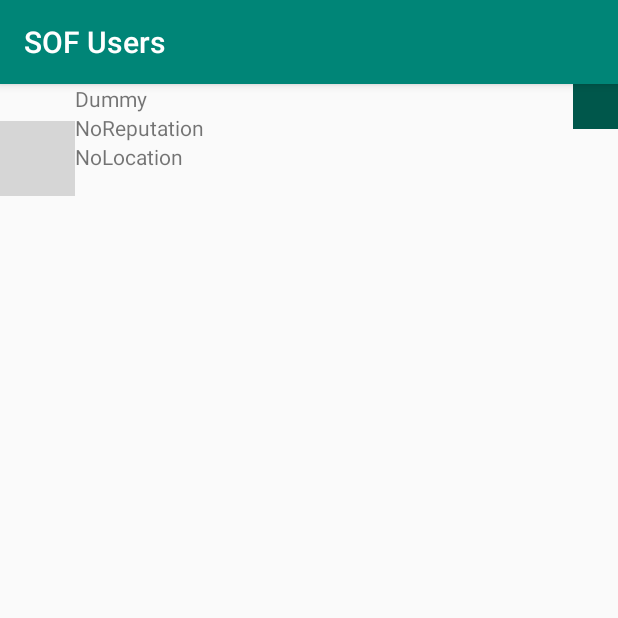
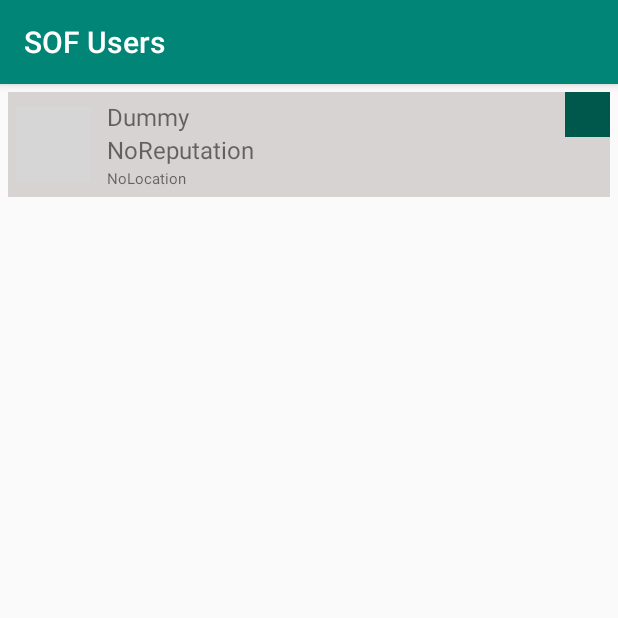
Before and after one commit to phamngoc285/StackOverFlowUsers, an Android app: the screen it shows after launch (ReputationActivity), after a tap on "Dummy", on a phone screen of 412 x 824 dp, the top half of it. Run offline under Robolectric (Android 15) with nearby library versions, the phone set to English and light mode, and no system bars; our stand-ins replace Picasso; pictures from the network do not load; 2 statements that could not run were skipped; grey boxes are pictures that could not be loaded.

Commit message:
add sqlite and save bookmark

```diff
--- a/app/src/main/AndroidManifest.xml
+++ b/app/src/main/AndroidManifest.xml
@@ -3,6 +3,7 @@
     package="com.phamngoc.sofusers">
 
     <uses-permission android:name="android.permission.INTERNET" />
+    <uses-permission android:name="android.permission.WRITE_EXTERNAL_STORAGE" />
 
     <application
         android:allowBackup="true"
--- /dev/null
+++ b/app/src/main/java/com/phamngoc/sofusers/Helpers/DBHelper.java
@@ -0,0 +1,110 @@
+package com.phamngoc.sofusers.Helpers;
+
+import android.content.Context;
+import android.database.Cursor;
+import android.database.sqlite.SQLiteDatabase;
+import android.database.sqlite.SQLiteOpenHelper;
+
+import com.phamngoc.sofusers.Model.User;
+
+import java.util.ArrayList;
+import java.util.List;
+
+public class DBHelper extends SQLiteOpenHelper {
+    private static final String DATABASE_NAME = "SOFUsers.db";
+    private static final String TABLE_BOOKMARKEDUSERS = "BookmarkedUsers";
+    private static final String ID = "id";
+    private static final String NAME = "name";
+    private static final String AVATAR = "avatar";
+    private static final String REPUTATION = "reputation";
+    private static final String LOCATION = "location";
+    private static final String LASTACCESSDATE = "lastAccessDate";
+    private static final int DATABASE_VERSION = 1;
+
+    public DBHelper(Context context) {
+        super(context, DATABASE_NAME, null, DATABASE_VERSION);
+    }
+
+    @Override
+    public void onCreate(SQLiteDatabase db) {
+        String queryCreateTable = "CREATE TABLE " + TABLE_BOOKMARKEDUSERS + " ( " +
+                ID + " VARCHAR PRIMARY KEY, " +
+                NAME + " TEXT, " +
+                AVATAR + " TEXT, " +
+                REPUTATION + " INTEGER," +
+                LOCATION + " TEXT, " +
+                LASTACCESSDATE + " INTEGER DEFAULT (0)" +
+                ")";
+
+        db.execSQL(queryCreateTable);
+    }
+
+    @Override
+    public void onUpgrade(SQLiteDatabase db, int oldVersion, int newVersion) {
+
+    }
+
+    public void BookMarkUser(User user){
+        SQLiteDatabase db = getReadableDatabase();
+        String queryInsertOrUpdate = "INSERT OR REPLACE INTO " + TABLE_BOOKMARKEDUSERS + " ( " +
+                ID +", " + NAME +", " + AVATAR +", " +REPUTATION +", " + LOCATION +", " + LASTACCESSDATE +" ) " +
+                "VALUES (?, ?, ?, ?, ?, ?)";
+        db.execSQL(queryInsertOrUpdate, new String[]{user.id, user.name, user.avatar, user.reputation == null? "":String.valueOf(user.reputation), user.location, String.valueOf(user.lastAccessDate)});
+    }
+
+    public List<User> GetAllBookmarked(){
+
+        List<User> users = new ArrayList<>();
+
+        SQLiteDatabase db = getReadableDatabase();
+        Cursor cursor = db.rawQuery("SELECT " + ID +", " + NAME +", " + AVATAR +", " +REPUTATION +", " + LOCATION +", " + LASTACCESSDATE + " from " + TABLE_BOOKMARKEDUSERS, null);
+
+        cursor.moveToFirst();
+        if(cursor.getCount() > 0){
+            while (true) {
+                String id = cursor.getString(0);
+                String name = cursor.getString(1);
+                String avatar = cursor.getString(2);
+                Double reputation = cursor.getDouble(3);
+                String location = cursor.getString(4);
+                Double lastAccessDate = cursor.getDouble(3);
+
+                users.add(new User(id, name, avatar, reputation, location, lastAccessDate, true));
+
+                if(cursor.isLast()){
+                    break;
+                }
+                cursor.moveToNext();
+            }
+        }
+        cursor.close();
+
+        return users;
+    }
+
+    public List<String> GetAllBookmarkedUserIDs(){
+
+        List<String> ids = new ArrayList<>();
+
+        SQLiteDatabase db = getReadableDatabase();
+        Cursor cursor = db.rawQuery("SELECT " + ID + " from " + TABLE_BOOKMARKEDUSERS, null);
+
+        cursor.moveToFirst();
+        if(cursor.getCount() > 0){
+            while (true) {
+                String id = cursor.getString(0);
+
+                ids.add(id);
+
+                if(cursor.isLast()){
+                    break;
+                }
+                cursor.moveToNext();
+            }
+        }
+        cursor.close();
+
+        return ids;
+    }
+
+}
--- a/app/src/main/java/com/phamngoc/sofusers/MainActivity.java
+++ b/app/src/main/java/com/phamngoc/sofusers/MainActivity.java
@@ -6,12 +6,15 @@ import androidx.recyclerview.widget.RecyclerView;
 import androidx.swiperefreshlayout.widget.SwipeRefreshLayout;
 
 import android.content.Intent;
+import android.icu.text.CaseMap;
 import android.os.Bundle;
 import android.view.View;
+import android.widget.Button;
 import android.widget.Toast;
 
 import com.phamngoc.sofusers.Adapters.UserAdapter;
 import com.phamngoc.sofusers.Constants.Parameters;
+import com.phamngoc.sofusers.Helpers.DBHelper;
 import com.phamngoc.sofusers.Services.RetrofitClientServices;
 import com.phamngoc.sofusers.Services.RetrofitClientInstance;
 import com.phamngoc.sofusers.Listeners.ItemListener;
@@ -33,9 +36,13 @@ import static com.phamngoc.sofusers.Listeners.PaginationListener.PAGE_START;
 public class MainActivity extends AppCompatActivity implements SwipeRefreshLayout.OnRefreshListener , ItemListener {
 
     RecyclerView mUserList;
+    Button mAllBookmaredButton;
     UserAdapter mUserAdapter;
     SwipeRefreshLayout swipeRefresh;
     List<User> users;
+    List<String> bookmarkedIds;
+
+    DBHelper dbHelper;
 
     private int currentPage = PAGE_START;
     private boolean isLastPage = false;
@@ -47,10 +54,23 @@ public class MainActivity extends AppCompatActivity implements SwipeRefreshLayou
         super.onCreate(savedInstanceState);
         setContentView(R.layout.activity_main);
 
+        mAllBookmaredButton = findViewById(R.id.allBookmarkedButton);
+        mAllBookmaredButton.setOnClickListener(new View.OnClickListener() {
+            @Override
+            public void onClick(View v) {
+                if(currentPage != PAGE_START && !isLastPage) mUserAdapter.removeLoading();
+                mUserAdapter.clear();
+                List<User> bookmarkedusers = dbHelper.GetAllBookmarked();
+                users.addAll(bookmarkedusers);
+            }
+        });
+
         mUserList = findViewById(R.id.user_list);
         swipeRefresh = findViewById(R.id.swipeRefresh);
         swipeRefresh.setOnRefreshListener(this);
 
+        dbHelper = new DBHelper(this);
+        bookmarkedIds = dbHelper.GetAllBookmarkedUserIDs();
         users = new ArrayList<>();
         GetUsers();
 
@@ -90,8 +110,13 @@ public class MainActivity extends AppCompatActivity implements SwipeRefreshLayou
             @Override
             public void onResponse(Call<GetUserListResponse> call, Response<GetUserListResponse> response) {
                 swipeRefresh.setRefreshing(false);
-                if (currentPage != PAGE_START) mUserAdapter.removeLoading();
+                if (currentPage != PAGE_START && !isLastPage) mUserAdapter.removeLoading();
                 GetUserListResponse result = response.body();
+                for (User user: result.Users) {
+                    if(IsUserBookmared(user)){
+                        user.isBookmarked = true;
+                    }
+                }
                 users.addAll(result.Users);
                 currentPage++;
                 if(result.HasMore){
@@ -114,13 +139,21 @@ public class MainActivity extends AppCompatActivity implements SwipeRefreshLayou
 
                 List<User> items = new ArrayList<>();
                 for(int i =0; i <5; i++){
-                    items.add(new User("Dummy", "https://www.gravatar.com/avatar/24780fb6df85a943c7aea0402c843737?s=128&d=identicon&r=PG", "", "", "" ));
+                    items.add(new User("Dummy", "https://www.gravatar.com/avatar/24780fb6df85a943c7aea0402c843737?s=128&d=identicon&r=PG", Double.valueOf("0"), "", Double.valueOf("0") ));
                 }
 
                 users.addAll(items);
                 mUserAdapter.notifyDataSetChanged();
             }
         });
+    }
+
+    private boolean IsUserBookmared(User user){
+        if(bookmarkedIds.contains(user.id))
+        {
+            return true;
+        }
+        return false;
     }
 
     @Override
@@ -149,5 +182,6 @@ public class MainActivity extends AppCompatActivity implements SwipeRefreshLayou
     @Override
     public void onItemBookMarked(View view, int position) {
         Toast.makeText(this, "Item book marked", Toast.LENGTH_LONG).show();
+        dbHelper.BookMarkUser(users.get(position));
     }
 }
--- a/app/src/main/java/com/phamngoc/sofusers/Model/User.java
+++ b/app/src/main/java/com/phamngoc/sofusers/Model/User.java
@@ -10,21 +10,43 @@ public class User {
     @SerializedName("profile_image")
     public String avatar;
     @SerializedName("reputation")
-    public String reputation;
+    public Double reputation;
     @SerializedName("location")
     public String location;
     @SerializedName("last_access_date")
-    public String lastAccessDate;
+    public Double lastAccessDate;
+
+    public boolean isBookmarked;
+
 
     public User(){
 
     }
 
-    public User(String name, String avatar, String reputation, String location, String lastAccessDate) {
+    public User(String id, String name, String avatar, Double reputation, String location, Double lastAccessDate) {
+        this.id = id;
         this.name = name;
         this.avatar = avatar;
         this.reputation = reputation;
         this.location = location;
         this.lastAccessDate = lastAccessDate;
     }
+
+    public User(String name, String avatar, Double reputation, String location, Double lastAccessDate) {
+        this.name = name;
+        this.avatar = avatar;
+        this.reputation = reputation;
+        this.location = location;
+        this.lastAccessDate = lastAccessDate;
+    }
+
+    public User(String id, String name, String avatar, Double reputation, String location, Double lastAccessDate, boolean isBookmarked) {
+        this.id = id;
+        this.name = name;
+        this.avatar = avatar;
+        this.reputation = reputation;
+        this.location = location;
+        this.lastAccessDate = lastAccessDate;
+        this.isBookmarked = isBookmarked;
+    }
 }
--- a/app/src/main/java/com/phamngoc/sofusers/ReputationActivity.java
+++ b/app/src/main/java/com/phamngoc/sofusers/ReputationActivity.java
@@ -148,7 +148,7 @@ public class ReputationActivity extends AppCompatActivity {
 
                 List<User> items = new ArrayList<>();
                 for(int i =0; i <5; i++){
-                    items.add(new User("Dummy", "https://www.gravatar.com/avatar/24780fb6df85a943c7aea0402c843737?s=128&d=identicon&r=PG", "", "", "" ));
+                    items.add(new User("Dummy", "https://www.gravatar.com/avatar/24780fb6df85a943c7aea0402c843737?s=128&d=identicon&r=PG", Double.valueOf("0"), "", Double.valueOf("0")));
                 }
 
                 //users.addAll(items);
--- a/app/src/main/java/com/phamngoc/sofusers/ViewHolders/UserViewHolder.java
+++ b/app/src/main/java/com/phamngoc/sofusers/ViewHolders/UserViewHolder.java
@@ -1,6 +1,7 @@
 package com.phamngoc.sofusers.ViewHolders;
 
 import android.content.Context;
+import android.graphics.Color;
 import android.graphics.drawable.Drawable;
 import android.net.Uri;
 import android.view.View;
@@ -64,8 +65,8 @@ public class UserViewHolder extends BaseViewHolder {
             userName.setText(user.name);
         }
 
-        if(user.reputation != null && !user.reputation.isEmpty()){
-            reputation.setText(user.reputation);
+        if(user.reputation != null){
+            reputation.setText(String.valueOf(user.reputation));
         }
 
         if(user.location != null && !user.location.isEmpty()){
@@ -77,5 +78,13 @@ public class UserViewHolder extends BaseViewHolder {
             Picasso.with(context).load(user.avatar).into(avatar);
         }
 
+        if(user.isBookmarked){
+            bookmark.setBackgroundColor(Color.YELLOW);
+        }
+        else{
+            bookmark.setBackgroundColor(Color.GRAY);
+        }
+
+
     }
 }
--- a/app/src/main/res/layout/user_cell.xml
+++ b/app/src/main/res/layout/user_cell.xml
@@ -1,47 +1,63 @@
 <?xml version="1.0" encoding="utf-8"?>
 <LinearLayout xmlns:android="http://schemas.android.com/apk/res/android"
-    xmlns:tools="http://schemas.android.com/tools"
     android:layout_width="match_parent"
     android:layout_height="@dimen/user_list_cell_height"
-    android:orientation="horizontal">
-
+    android:orientation="horizontal"
+    android:background="@color/cell_bg_color"
+    android:layout_margin="@dimen/small_margin">
     <ImageView
         android:id="@+id/avatar"
         android:layout_width="@dimen/user_avatar_width"
         android:layout_height="@dimen/user_avatar_height"
         android:src="@mipmap/ic_launcher_round"
         android:layout_gravity="center_vertical"
-        tools:ignore="InvalidId" />
+        android:layout_margin="@dimen/small_margin"/>
 
     <LinearLayout
         android:layout_width="wrap_content"
         android:layout_height="match_parent"
         android:layout_weight="1"
+        android:layout_margin="@dimen/small_margin"
         android:orientation="vertical">
         <TextView
             android:id="@+id/username"
             android:layout_width="match_parent"
             android:layout_height="wrap_content"
+            android:textSize="@dimen/big_font"
             android:text="NONAME"/>
 
         <TextView
             android:id="@+id/reputation"
             android:layout_width="match_parent"
             android:layout_height="wrap_content"
+            android:textSize="@dimen/medium_font"
             android:text="NoReputation"/>
 
-        <TextView
-            android:id="@+id/location"
-            android:layout_width="match_parent"
-            android:layout_height="wrap_content"
-            android:text="NoLocation"/>
+        <LinearLayout
+            android:layout_width="wrap_content"
+            android:layout_height="match_parent"
+            android:orientation="horizontal">
+
+            <TextView
+                android:id="@+id/location"
+                android:layout_width="wrap_content"
+                android:layout_height="wrap_content"
+                android:layout_gravity="bottom"
+                android:gravity="bottom"
+                android:textSize="@dimen/xsmall_font"
+                android:text="NoLocation"/>
+
+
     </LinearLayout>
 
+
+
+    </LinearLayout>
     <ImageView
         android:id="@+id/bookmark"
         android:layout_width="30dp"
         android:layout_height="30dp"
-        android:background="@color/colorPrimaryDark"
-        />
+        android:layout_gravity="right"
+        android:background="@color/colorPrimaryDark" />
 
 </LinearLayout>
--- a/app/src/main/res/values/colors.xml
+++ b/app/src/main/res/values/colors.xml
@@ -3,4 +3,5 @@
     <color name="colorPrimary">#008577</color>
     <color name="colorPrimaryDark">#00574B</color>
     <color name="colorAccent">#D81B60</color>
+    <color name="cell_bg_color">#D6D3D2</color>
 </resources>
--- a/app/src/main/res/values/dimens.xml
+++ b/app/src/main/res/values/dimens.xml
@@ -1,7 +1,12 @@
 <?xml version="1.0" encoding="utf-8"?>
 <resources>
-    <dimen name="user_list_cell_height">100dp</dimen>
+    <dimen name="user_list_cell_height">70dp</dimen>
     <dimen name="user_avatar_width">50dp</dimen>
     <dimen name="user_avatar_height">50dp</dimen>
     <dimen name="small_margin">5dp</dimen>
+    <dimen name="medium_margin">10dp</dimen>
+
+    <dimen name="big_font">16sp</dimen>
+    <dimen name="medium_font">16sp</dimen>
+    <dimen name="xsmall_font">10sp</dimen>
 </resources>
```
Also changed, not shown: app/src/main/res/layout/activity_main.xml (+9 -0 lines).
